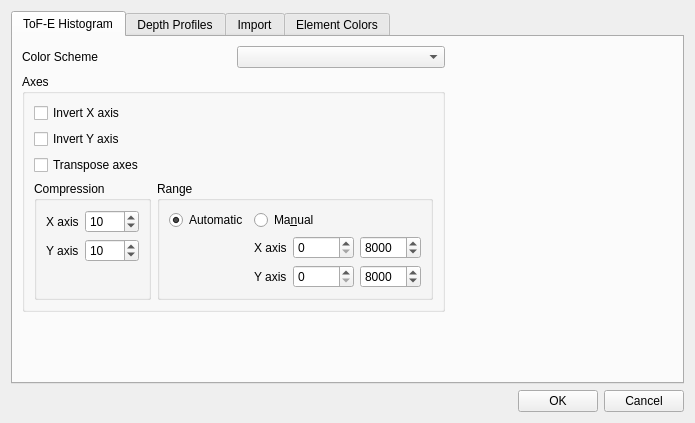
Before: the Qt Designer form ui_files/ui_global_settings.ui in JYU-IBA/potku, drawn with Qt 5.
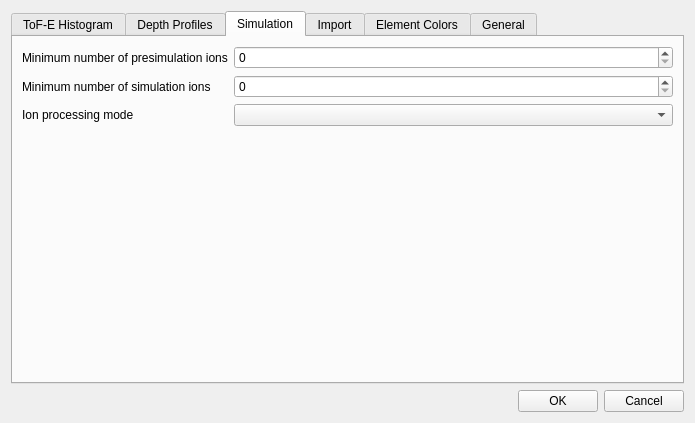
After: the same form once the commit is applied. The open tabs and pages were chosen to show the change.

Patch:
```diff
--- a/ui_files/ui_global_settings.ui
+++ b/ui_files/ui_global_settings.ui
@@ -398,6 +398,83 @@
           </property>
          </widget>
         </widget>
+       </item>
+       <item row="2" column="1">
+        <spacer name="verticalSpacer_6">
+         <property name="orientation">
+          <enum>Qt::Vertical</enum>
+         </property>
+         <property name="sizeHint" stdset="0">
+          <size>
+           <width>20</width>
+           <height>40</height>
+          </size>
+         </property>
+        </spacer>
+       </item>
+      </layout>
+     </widget>
+     <widget class="QWidget" name="tab_sim">
+      <attribute name="title">
+       <string>Simulation</string>
+      </attribute>
+      <layout class="QGridLayout" name="gridLayout_10">
+       <item row="0" column="0">
+        <layout class="QFormLayout" name="formLayout_3">
+         <item row="0" column="0">
+          <widget class="QLabel" name="label">
+           <property name="text">
+            <string>Minimum number of presimulation ions</string>
+           </property>
+          </widget>
+         </item>
+         <item row="0" column="1">
+          <widget class="QSpinBox" name="presim_spinbox">
+           <property name="locale">
+            <locale language="C" country="AnyCountry"/>
+           </property>
+           <property name="minimum">
+            <number>0</number>
+           </property>
+           <property name="maximum">
+            <number>999999999</number>
+           </property>
+           <property name="singleStep">
+            <number>1000</number>
+           </property>
+          </widget>
+         </item>
+         <item row="1" column="0">
+          <widget class="QLabel" name="label_3">
+           <property name="text">
+            <string>Minimum number of simulation ions</string>
+           </property>
+          </widget>
+         </item>
+         <item row="1" column="1">
+          <widget class="QSpinBox" name="sim_spinbox">
+           <property name="locale">
+            <locale language="C" country="AnyCountry"/>
+           </property>
+           <property name="maximum">
+            <number>999999999</number>
+           </property>
+           <property name="singleStep">
+            <number>1000</number>
+           </property>
+          </widget>
+         </item>
+         <item row="2" column="0">
+          <widget class="QLabel" name="label_10">
+           <property name="text">
+            <string>Ion processing mode</string>
+           </property>
+          </widget>
+         </item>
+         <item row="2" column="1">
+          <widget class="QComboBox" name="ion_div_box"/>
+         </item>
+        </layout>
        </item>
       </layout>
      </widget>
@@ -2823,6 +2900,26 @@
        </item>
       </layout>
      </widget>
+     <widget class="QWidget" name="tab_gen">
+      <attribute name="title">
+       <string>General</string>
+      </attribute>
+      <layout class="QGridLayout" name="gridLayout_3">
+       <item row="0" column="0">
+        <widget class="QCheckBox" name="checkBox">
+         <property name="enabled">
+          <bool>false</bool>
+         </property>
+         <property name="toolTip">
+          <string>If window geometries are saved, Potku will restore the sizes and positions of windows when the program is restarted.</string>
+         </property>
+         <property name="text">
+          <string>Save window geometries</string>
+         </property>
+        </widget>
+       </item>
+      </layout>
+     </widget>
     </widget>
    </item>
    <item>
```
Left out of the diff: 169 changed lines with no effect on the pictures.
